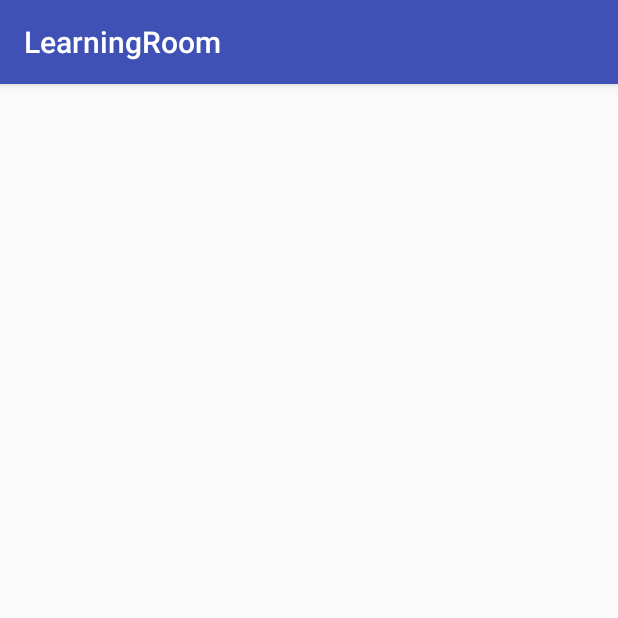
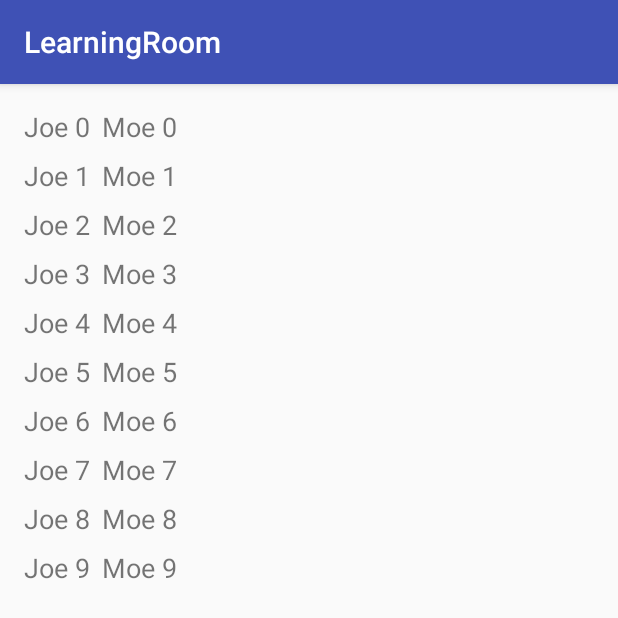
Before and after one commit to mohbou/roomTutorial, an Android app: the screen it shows after launch (RoomActivity), on a phone screen of 412 x 824 dp. Shown: the top 618 px of the screen. Run offline under Robolectric (Android 15) with nearby library versions, the phone set to English and light mode, and no system bars; our stand-ins replace Room's generated code.

Commit message:
initial commit

```diff
--- a/app/src/main/java/com/mohbou/learningroom/ui/RoomActivity.java
+++ b/app/src/main/java/com/mohbou/learningroom/ui/RoomActivity.java
@@ -2,6 +2,7 @@ package com.mohbou.learningroom.ui;
 
 import android.support.v7.app.AppCompatActivity;
 import android.os.Bundle;
+import android.support.v7.widget.LinearLayoutManager;
 import android.support.v7.widget.RecyclerView;
 import android.widget.Toast;
 
@@ -19,6 +20,9 @@ public class RoomActivity extends AppCompatActivity {
     private AppDatabase database;
 
     private RecyclerView recyclerView;
+    private ViewAdapter viewAdapter;
+    private List<User> users;
+
     @Override
     protected void onCreate(Bundle savedInstanceState) {
         super.onCreate(savedInstanceState);
@@ -26,6 +30,8 @@ public class RoomActivity extends AppCompatActivity {
         database = AppDatabase.getInstance(this);
 
         recyclerView = findViewById(R.id.recyclerView);
+        recyclerView.setLayoutManager(new LinearLayoutManager(this));
+        recyclerView.setHasFixedSize(true);
 
         int userCount = database.userDao().usersCount();
 
@@ -36,14 +42,17 @@ public class RoomActivity extends AppCompatActivity {
         else {
             Toast.makeText(this, "Users not found - create users", Toast.LENGTH_LONG).show();
 
-            List<User> users = new ArrayList<>();
+            users = new ArrayList<>();
             for (int i = 0; i < 10; i++) {
                 User user= new User(UUID.randomUUID().toString(),"Moe "+i,"Joe "+i);
                 users.add(user);
             }
-
             database.userDao().insertAll(users);
         }
+
+        viewAdapter =  new ViewAdapter(database.userDao().allUsers());
+        recyclerView.setAdapter(viewAdapter);
+
 
     }
 
--- a/app/src/main/java/com/mohbou/learningroom/ui/ViewAdapter.java
+++ b/app/src/main/java/com/mohbou/learningroom/ui/ViewAdapter.java
@@ -2,23 +2,40 @@ package com.mohbou.learningroom.ui;
 
 import android.support.annotation.NonNull;
 import android.support.v7.widget.RecyclerView;
+import android.view.LayoutInflater;
+import android.view.View;
 import android.view.ViewGroup;
+
+import com.mohbou.learningroom.R;
+import com.mohbou.learningroom.model.User;
+
+import java.util.List;
 
 
 public class ViewAdapter extends RecyclerView.Adapter<ViewHolder> {
+
+    public ViewAdapter(List<User> users) {
+        this.users = users;
+    }
+
+    public List<User> users;
     @NonNull
     @Override
     public ViewHolder onCreateViewHolder(@NonNull ViewGroup parent, int viewType) {
-        return null;
+        final View view = LayoutInflater.from(parent.getContext()).inflate(R.layout.list_row_item, parent, false);
+        return new ViewHolder(view);
     }
 
     @Override
     public void onBindViewHolder(@NonNull ViewHolder holder, int position) {
+        User user = users.get(position);
+        holder.firstName.setText(user.getFirstName());
+        holder.lastName.setText(user.getLastName());
 
     }
 
     @Override
     public int getItemCount() {
-        return 0;
+        return users.size();
     }
 }
--- a/app/src/main/java/com/mohbou/learningroom/ui/ViewHolder.java
+++ b/app/src/main/java/com/mohbou/learningroom/ui/ViewHolder.java
@@ -2,10 +2,19 @@ package com.mohbou.learningroom.ui;
 
 import android.support.v7.widget.RecyclerView;
 import android.view.View;
+import android.widget.TextView;
+
+import com.mohbou.learningroom.R;
 
 
 public class ViewHolder extends RecyclerView.ViewHolder {
+
+    public TextView firstName;
+    public TextView lastName;
+
     public ViewHolder(View itemView) {
         super(itemView);
+        firstName = itemView.findViewById(R.id.firstName);
+        lastName =itemView.findViewById(R.id.lastName);
     }
 }
--- a/app/src/main/res/layout/activity_room.xml
+++ b/app/src/main/res/layout/activity_room.xml
@@ -7,9 +7,13 @@
     android:layout_height="match_parent"
     tools:context="com.mohbou.learningroom.ui.RoomActivity">
 
-<android.support.v7.widget.RecyclerView
-    android:layout_width="match_parent"
-    android:layout_height="wrap_content"
-    android:id="@+id/recyclerView"/>
+    <android.support.v7.widget.RecyclerView
+        android:id="@+id/recyclerView"
+        android:layout_width="match_parent"
+        android:layout_height="wrap_content"
+        android:layout_marginStart="8dp"
+        android:layout_marginTop="8dp"
+        app:layout_constraintStart_toStartOf="parent"
+        app:layout_constraintTop_toTopOf="parent"/>
 
 </android.support.constraint.ConstraintLayout>
--- /dev/null
+++ b/app/src/main/res/layout/list_row_item.xml
@@ -0,0 +1,32 @@
+<?xml version="1.0" encoding="utf-8"?>
+<android.support.constraint.ConstraintLayout
+    xmlns:android="http://schemas.android.com/apk/res/android"
+    xmlns:app="http://schemas.android.com/apk/res-auto"
+    xmlns:tools="http://schemas.android.com/tools"
+    android:layout_width="match_parent"
+    android:layout_height="wrap_content">
+
+    <TextView
+        android:id="@+id/firstName"
+        android:layout_width="wrap_content"
+        android:layout_height="wrap_content"
+        android:layout_marginStart="8dp"
+        android:layout_marginTop="8dp"
+        android:text="TextView"
+        android:textSize="18sp"
+        app:layout_constraintStart_toStartOf="parent"
+        app:layout_constraintTop_toTopOf="parent"
+        tools:ignore="HardcodedText"/>
+
+    <TextView
+        android:id="@+id/lastName"
+        android:layout_width="wrap_content"
+        android:layout_height="wrap_content"
+        android:layout_marginStart="8dp"
+        android:layout_marginTop="8dp"
+        android:text="TextView"
+        android:textSize="18sp"
+        app:layout_constraintStart_toEndOf="@+id/firstName"
+        app:layout_constraintTop_toTopOf="parent"
+        tools:ignore="HardcodedText"/>
+</android.support.constraint.ConstraintLayout>
```
